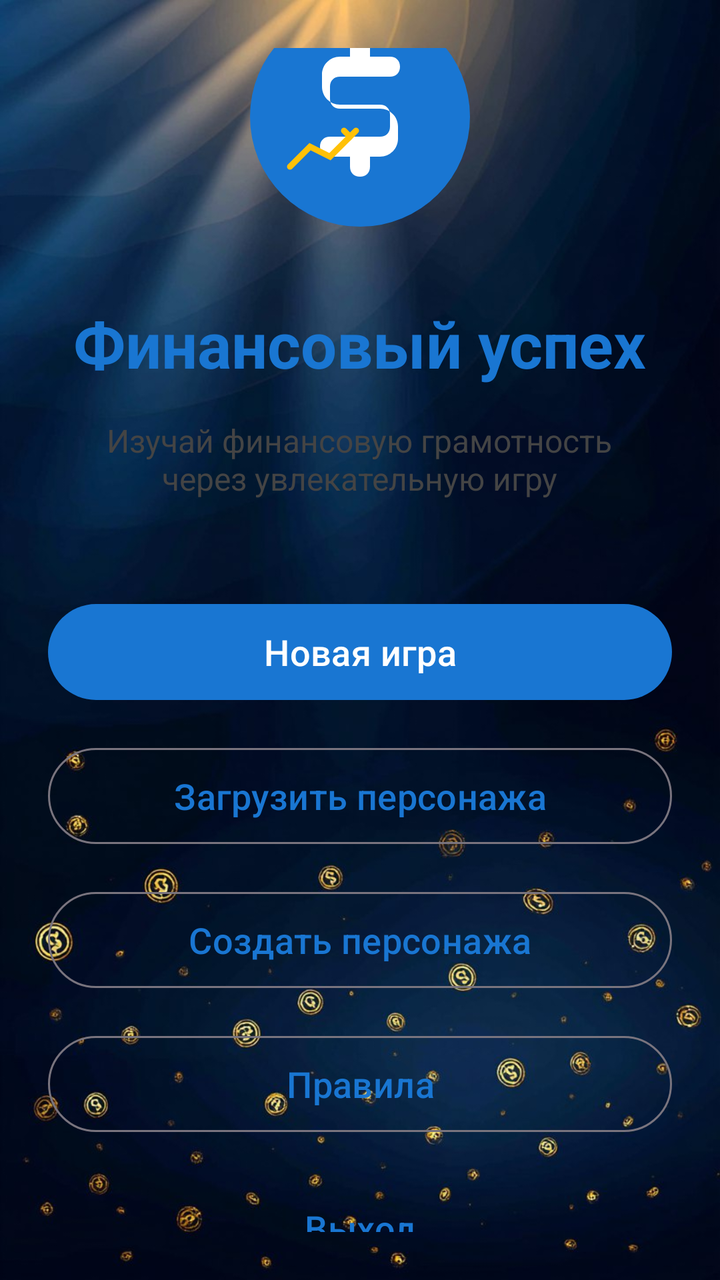
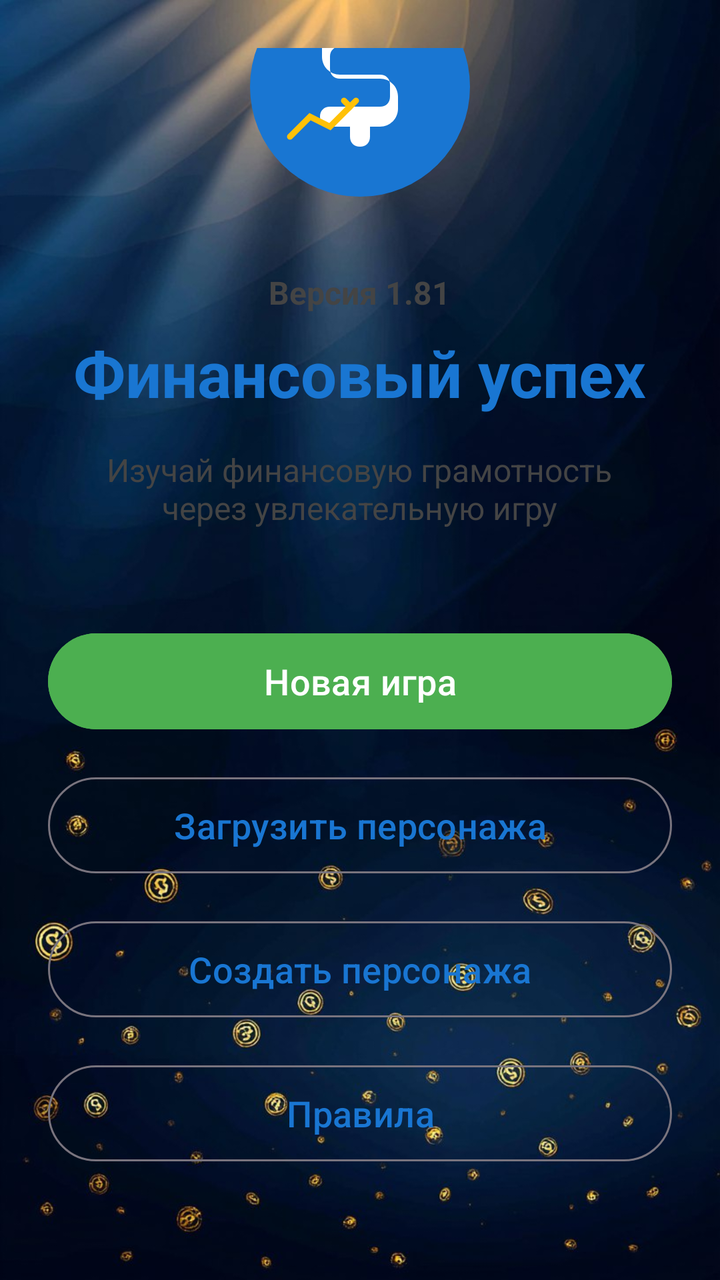

Compare the two renders of this Android layout. The source of the first and the diff that turns it into the second are given below.
<!-- AndroidManifest.xml: application theme Theme.FinancialSuccess -->
<!-- res/layout/activity_main.xml -->
<?xml version="1.0" encoding="utf-8"?>
<LinearLayout xmlns:android="http://schemas.android.com/apk/res/android"
    xmlns:app="http://schemas.android.com/apk/res-auto"
    android:layout_width="match_parent"
    android:layout_height="match_parent"
    android:orientation="vertical"
    android:background="@drawable/bg_main_screen"
    android:padding="24dp"
    android:gravity="center">

    <ImageView
        android:layout_width="120dp"
        android:layout_height="120dp"
        android:src="@drawable/ic_finance_logo"
        android:layout_marginBottom="32dp"
        android:contentDescription="@string/app_logo" />

    <TextView
        android:layout_width="wrap_content"
        android:layout_height="wrap_content"
        android:text="@string/app_name"
        android:textSize="32sp"
        android:textStyle="bold"
        android:textColor="@color/primary_color"
        android:layout_marginBottom="16dp" />

    <TextView
        android:layout_width="wrap_content"
        android:layout_height="wrap_content"
        android:text="@string/app_subtitle"
        android:textSize="16sp"
        android:textColor="@color/text_secondary"
        android:textAlignment="center"
        android:layout_marginBottom="48dp" />

    <com.google.android.material.button.MaterialButton
        android:id="@+id/btn_new_game"
        android:layout_width="match_parent"
        android:layout_height="56dp"
        android:text="@string/new_game"
        android:textSize="18sp"
        android:layout_marginBottom="16dp"
        style="@style/Widget.Material3.Button" />

    <com.google.android.material.button.MaterialButton
        android:id="@+id/btn_load_game"
        android:layout_width="match_parent"
        android:layout_height="56dp"
        android:text="Загрузить персонажа"
        android:textSize="18sp"
        android:layout_marginBottom="16dp"
        style="@style/Widget.Material3.Button.OutlinedButton" />

    <com.google.android.material.button.MaterialButton
        android:id="@+id/btn_advanced_character"
        android:layout_width="match_parent"
        android:layout_height="56dp"
        android:text="Создать персонажа"
        android:textSize="18sp"
        android:layout_marginBottom="16dp"
        style="@style/Widget.Material3.Button.OutlinedButton" />

    <com.google.android.material.button.MaterialButton
        android:id="@+id/btn_rules"
        android:layout_width="match_parent"
        android:layout_height="56dp"
        android:text="@string/rules"
        android:textSize="18sp"
        android:layout_marginBottom="16dp"
        style="@style/Widget.Material3.Button.OutlinedButton" />

    <com.google.android.material.button.MaterialButton
        android:id="@+id/btn_exit"
        android:layout_width="match_parent"
        android:layout_height="56dp"
        android:text="@string/exit"
        android:textSize="18sp"
        style="@style/Widget.Material3.Button.TextButton" />

</LinearLayout>
<!-- resources referenced by this layout -->
<resources>
  <color name="primary_color">#1976D2</color>
  <color name="text_secondary">#444444</color>
  <!-- drawable bg_main_screen: jpg bitmap (drawable-hdpi, 68907 bytes) -->
  <!-- drawable ic_finance_logo (drawable) -->
  <?xml version="1.0" encoding="utf-8"?>
  <vector xmlns:android="http://schemas.android.com/apk/res/android"
      android:width="120dp"
      android:height="120dp"
      android:viewportWidth="120"
      android:viewportHeight="120">
      
      
      <path
          android:pathData="M60,60m-55,0a55,55 0,1 1,110 0a55,55 0,1 1,-110 0"
          android:fillColor="@color/primary_color" />
      
      
      <path
          android:pathData="M55,25L55,30L50,30C45,30 41,34 41,39L41,45C41,50 45,54 50,54L70,54C73,54 75,56 75,59L75,65C75,68 73,70 70,70L45,70C42,70 40,72 40,75C40,78 42,80 45,80L55,80L55,85C55,88 57,90 60,90C63,90 65,88 65,85L65,80L70,80C75,80 79,76 79,71L79,65C79,60 75,56 70,56L50,56C47,56 45,54 45,51L45,45C45,42 47,40 50,40L75,40C78,40 80,38 80,35C80,32 78,30 75,30L65,30L65,25C65,22 63,20 60,20C57,20 55,22 55,25Z"
          android:fillColor="@color/white" />
      
      
      <path
          android:pathData="M25,85L35,75L45,80L55,70"
          android:strokeColor="@color/secondary_color"
          android:strokeWidth="3"
          android:strokeLineCap="round"
          android:fillColor="@color/transparent" />
      
      <path
          android:pathData="M52,67L55,70L58,67"
          android:strokeColor="@color/secondary_color"
          android:strokeWidth="3"
          android:strokeLineCap="round"
          android:fillColor="@color/transparent" />
      
  </vector>
  <string name="app_logo">Логотип приложения</string>
  <string name="app_name">Финансовый успех</string>
  <string name="app_subtitle">Изучай финансовую грамотность\nчерез увлекательную игру</string>
  <string name="exit">Выход</string>
  <string name="new_game">Новая игра</string>
  <string name="rules">Правила</string>
  <style name="Theme.FinancialSuccess" parent="Theme.Material3.DayNight">
          
          <item name="colorPrimary">@color/primary_color</item>
          <item name="colorPrimaryVariant">@color/primary_variant</item>
          <item name="colorOnPrimary">@color/white</item>
          
          
          <item name="colorSecondary">@color/secondary_color</item>
          <item name="colorSecondaryVariant">@color/secondary_variant</item>
          <item name="colorOnSecondary">@color/black</item>
          
          
          <item name="android:colorBackground">@color/background_color</item>
          <item name="colorSurface">@color/surface_color</item>
          <item name="colorOnBackground">@color/text_primary</item>
          <item name="colorOnSurface">@color/text_primary</item>
          
          
          <item name="android:statusBarColor">?attr/colorPrimaryVariant</item>
          
          
          <item name="windowActionBar">false</item>
          <item name="windowNoTitle">true</item>
          
          
          <item name="materialCardViewStyle">@style/Widget.App.CardView</item>
          
          
          <item name="materialButtonStyle">@style/Widget.App.Button</item>
      </style>
  <color name="white">#FFFFFF</color>
  <color name="secondary_color">#FFC107</color>
  <color name="transparent">#00000000</color>
  <color name="primary_variant">#0D47A1</color>
  <color name="secondary_variant">#FF8F00</color>
  <color name="black">#000000</color>
  <color name="background_color">#F5F5F5</color>
  <color name="surface_color">#FFFFFF</color>
  <color name="text_primary">#212121</color>
  <style name="Widget.App.CardView" parent="Widget.Material3.CardView.Elevated">
          <item name="cardCornerRadius">12dp</item>
          <item name="cardElevation">4dp</item>
          <item name="contentPadding">16dp</item>
      </style>
  <style name="Widget.App.Button" parent="Widget.Material3.Button">
          <item name="cornerRadius">8dp</item>
          <item name="android:textAllCaps">false</item>
      </style>
</resources>

<!-- the commit's change to res/layout/activity_main.xml (unified diff, before → after) -->
@@ -14,6 +14,17 @@
         android:src="@drawable/ic_finance_logo"
         android:layout_marginBottom="32dp"
         android:contentDescription="@string/app_logo" />
+
+    <TextView
+        android:id="@+id/tv_version"
+        android:layout_width="wrap_content"
+        android:layout_height="wrap_content"
+        android:text="Версия 1.81"
+        android:textSize="16sp"
+        android:textColor="@color/text_secondary"
+        android:layout_marginBottom="8dp"
+        android:textStyle="bold"
+        android:gravity="center" />
 
     <TextView
         android:layout_width="wrap_content"
@@ -40,6 +51,7 @@
         android:text="@string/new_game"
         android:textSize="18sp"
         android:layout_marginBottom="16dp"
+        android:backgroundTint="@color/money_green"
         style="@style/Widget.Material3.Button" />
 
     <com.google.android.material.button.MaterialButton
<!-- resource entries referenced after the edit -->
@@ -1,5 +1,6 @@
 <!-- resources referenced by this layout -->
 <resources>
+  <color name="money_green">#4CAF50</color>
   <color name="primary_color">#1976D2</color>
   <color name="text_secondary">#444444</color>
   <!-- drawable bg_main_screen: jpg bitmap (drawable-hdpi, 68907 bytes) -->
